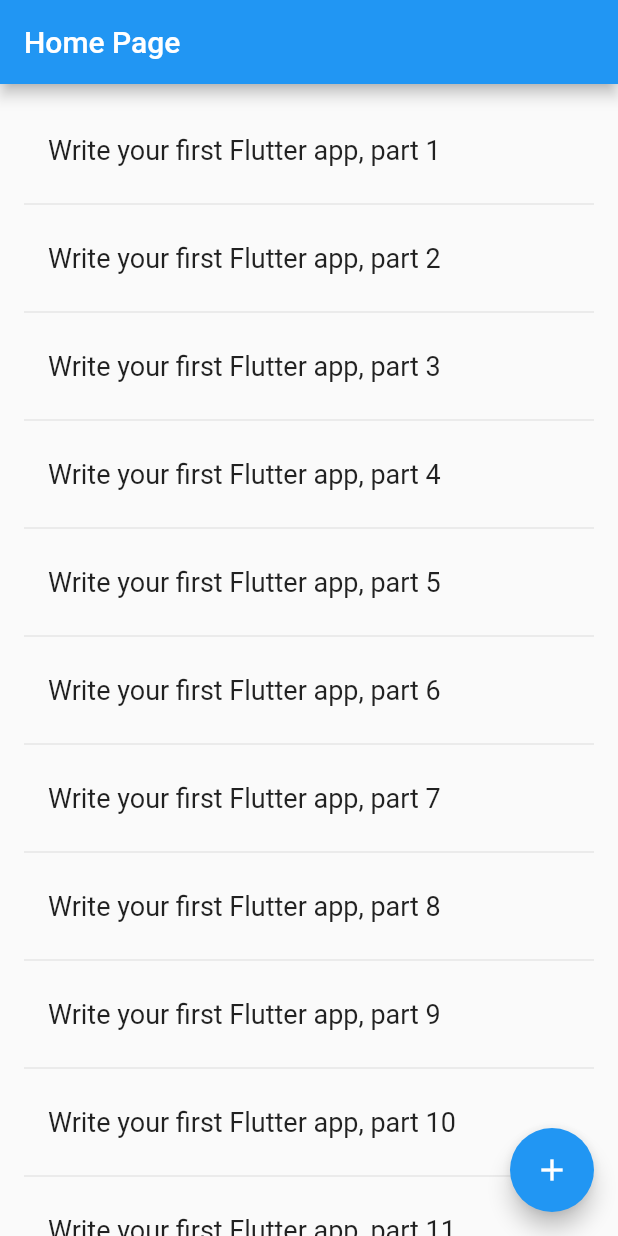
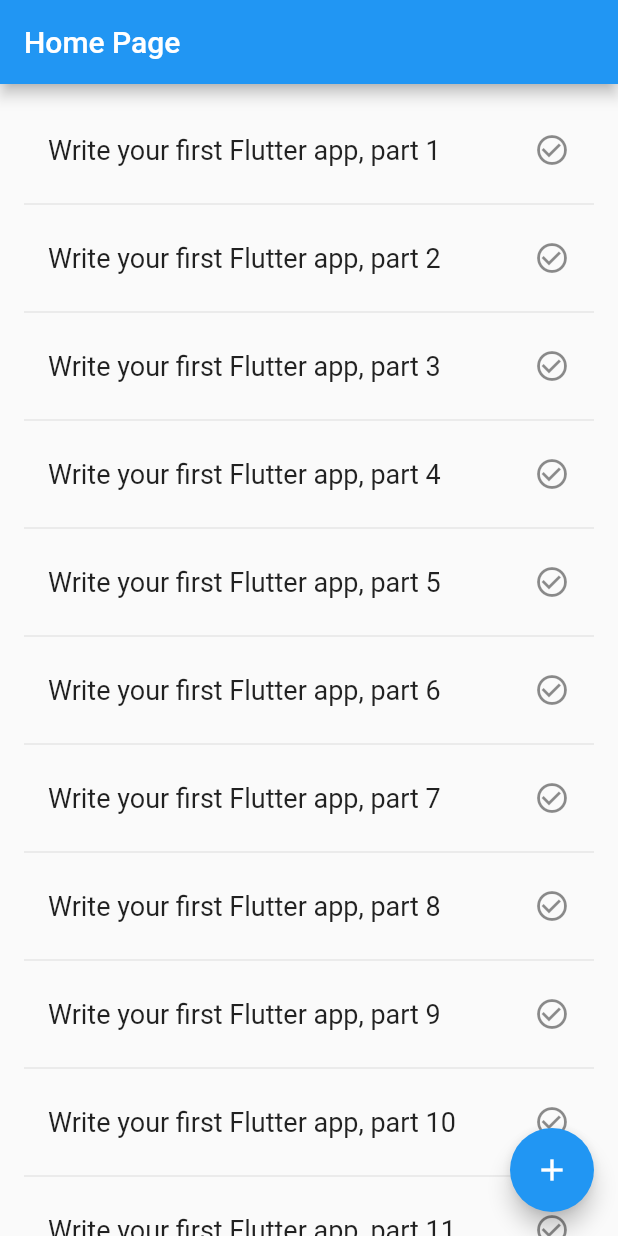
Before and after one commit to Takahana/CodelabMeister, a Flutter app: the screen it shows after launch, on a phone screen of 412 x 824 dp. Run offline on Flutter 3.47's test engine with Material 2 defaults, Android fonts, the phone set to English and light mode, and no system bars.

Commit message:
show completed icon

```diff
--- a/lib/codelabs.dart
+++ b/lib/codelabs.dart
@@ -27,18 +27,34 @@ class _CodelabsState extends State<Codelabs> {
           }
           final int index = i ~/ 2;
           if (index >= _codelabs.length) {
-            _codelabs.addAll(codelabRepository.get(index));
+            _codelabs.addAll(codelabRepository.getAll(index));
           }
           return _buildRow(_codelabs[index]);
         });
   }
 
   Widget _buildRow(Codelab codelab) {
+    final alreadyCompleted =
+        codelabRepository.getAllCompleted().contains(codelab);
     return ListTile(
       title: Text(
         codelab.title,
         style: _biggerFont,
       ),
+      trailing: Icon(
+        alreadyCompleted ? Icons.check_circle : Icons.check_circle_outline,
+        color: alreadyCompleted ? Colors.green : null,
+      ),
+      onTap: () {
+        // NEW lines from here...
+        setState(() {
+          if (alreadyCompleted) {
+            codelabRepository.updateUnCompleted(codelab);
+          } else {
+            codelabRepository.updateCompleted(codelab);
+          }
+        });
+      },
     );
   }
 }
--- a/lib/domain/codelab.dart
+++ b/lib/domain/codelab.dart
@@ -1,7 +1,14 @@
 class Codelab {
   var title;
+  var completed;
 
-  Codelab(title) {
+  Codelab(title, completed) {
     this.title = title;
+    this.completed = completed;
+  }
+
+  Codelab.fromTitle(title) {
+    this.title = title;
+    this.completed = false;
   }
 }
--- a/lib/repository/codelab_repository.dart
+++ b/lib/repository/codelab_repository.dart
@@ -1,12 +1,22 @@
 import 'package:codelab_meister/domain/codelab.dart';
+import 'package:codelab_meister/store/codelab_store.dart';
 
 class CodelabRepository {
-  List<Codelab> get(int offset) {
-    final List<Codelab> codelabs = [];
+  CodelabStore _store = CodelabStore();
 
-    for (int i = 1; i <= 10; i++) {
-      codelabs.add(Codelab("Write your first Flutter app, part ${i + offset}"));
-    }
-    return codelabs;
+  List<Codelab> getAll(int offset) {
+    return _store.getAll(offset);
+  }
+
+  Set<Codelab> getAllCompleted() {
+    return _store.completed;
+  }
+
+  void updateCompleted(Codelab codelab) {
+    _store.completed.add(codelab);
+  }
+
+  void updateUnCompleted(Codelab codelab) {
+    _store.completed.remove(codelab);
   }
 }
--- /dev/null
+++ b/lib/store/codelab_store.dart
@@ -0,0 +1,17 @@
+import 'package:codelab_meister/domain/codelab.dart';
+
+class CodelabStore {
+  List<Codelab> loaded = [];
+  Set<Codelab> completed = Set();
+
+  List<Codelab> getAll(int offset) {
+    final List<Codelab> codelabs = [];
+
+    for (int i = 1; i <= 10; i++) {
+      codelabs.add(Codelab.fromTitle(
+          "Write your first Flutter app, part ${i + offset}"));
+    }
+    loaded.addAll(codelabs);
+    return codelabs;
+  }
+}
```
